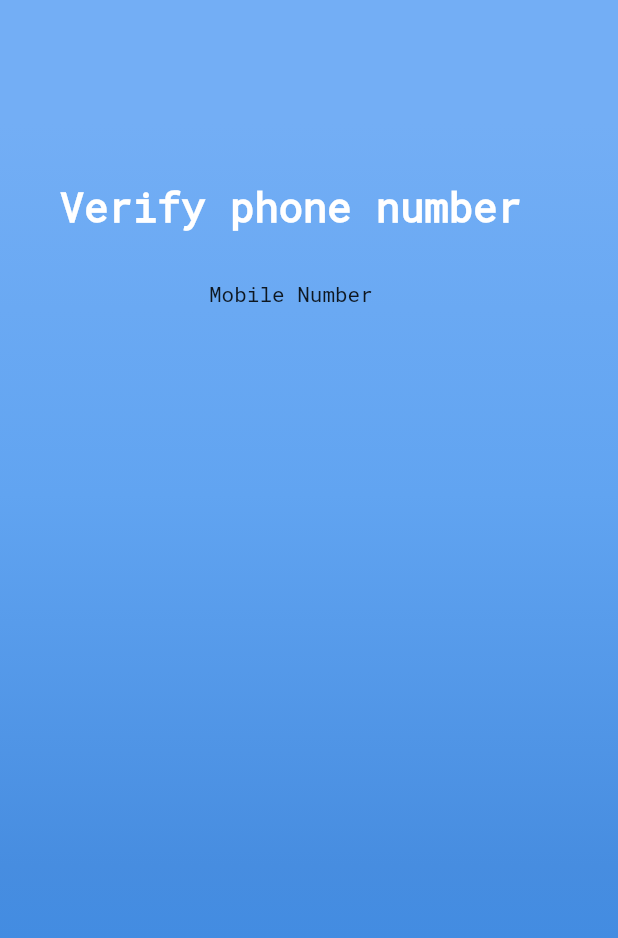
After one commit to NeelPatel097/Smart-Card-UI, a Flutter app: the LoginScreen screen opened directly, on a phone screen of 412 x 824 dp. The commit adds this screen. Shown: the top 938 px of the screen. Run offline on Flutter 3.47's test engine with Material 2 defaults, Android fonts, the phone set to English and light mode, and no system bars; our stand-ins replace material_design_icons_flutter; Roboto replaces fonts that are missing (OpenSans).

Commit message:
Fourth Commit

```diff
--- /dev/null
+++ b/lib/Views/login_screen.dart
@@ -0,0 +1,71 @@
+import 'package:flutter/material.dart';
+
+class LoginScreen extends StatefulWidget {
+  @override
+  _LoginScreenState createState() => _LoginScreenState();
+}
+
+class _LoginScreenState extends State<LoginScreen> {
+  @override
+  Widget build(BuildContext context) {
+    return Scaffold(
+      body: Stack(
+        children: <Widget>[
+          Container(
+            height: double.infinity,
+            width: double.infinity,
+            decoration: BoxDecoration(
+              gradient: LinearGradient(
+                begin: Alignment.topCenter,
+                end: Alignment.bottomCenter,
+                colors: [
+                  Color(0xFF73AEF5),
+                  Color(0xFF61A4F1),
+                  Color(0xFF478DE0),
+                  Color(0xFF398AE5),
+                ],
+                stops: [0.1, 0.4, 0.7, 0.9],
+              ),
+            ),
+          ),
+          Container(
+            height: double.infinity,
+            child: SingleChildScrollView(
+              physics: AlwaysScrollableScrollPhysics(),
+              padding: EdgeInsets.symmetric(
+                horizontal: 40.0,
+                vertical: 120.0
+              ),
+              child: Column(
+                mainAxisAlignment: MainAxisAlignment.center,
+                children: <Widget>[
+                  Text(
+                    'Verify phone number',
+                    style: TextStyle(
+                      color: Colors.white,
+                      fontFamily: 'OpenSans',
+                      fontSize: 27.0,
+                      fontWeight: FontWeight.bold,
+                    ),
+                  ),
+                  SizedBox(
+                    height: 30.0,
+                  ),
+                  Column(
+                    crossAxisAlignment: CrossAxisAlignment.start,
+                    children: <Widget>[
+                      Text(
+                        'Mobile Number',
+                      ),
+                      SizedBox(height: 10.0,)
+                    ],
+                  )
+                ],
+              ),
+            ),
+          )
+        ],
+      ),
+    );
+  }
+}
--- a/lib/Views/nav_screen.dart
+++ b/lib/Views/nav_screen.dart
@@ -1,4 +1,5 @@
 import 'package:farmer_smart_card_ui/Views/home_screen.dart';
+import 'package:farmer_smart_card_ui/Views/screens.dart';
 import 'package:farmer_smart_card_ui/widgets/widgets.dart';
 import 'package:flutter/material.dart';
 
@@ -14,7 +15,6 @@ class _NavScreenState extends State<NavScreen> {
     Scaffold(),
     Scaffold(),
     Scaffold(),
-    Scaffold(),
   ];
   final List<IconData> _icons = const [
     Icons.home,
@@ -22,7 +22,6 @@ class _NavScreenState extends State<NavScreen> {
     Icons.shopping_bag,
     Icons.payment,
     Icons.notifications,
-    Icons.ondemand_video
   ];
   int _selectedIndex = 0;
 
--- a/lib/Views/screens.dart
+++ b/lib/Views/screens.dart
@@ -1,2 +1,4 @@
 export 'home_screen.dart';
 export 'nav_screen.dart';
+export 'login_screen.dart';
+export 'profile_screen.dart';
```
Also changed, not shown: lib/Views/home_screen.dart (+8 -2 lines), lib/Views/profile_screen.dart (added, +33 -0 lines).
